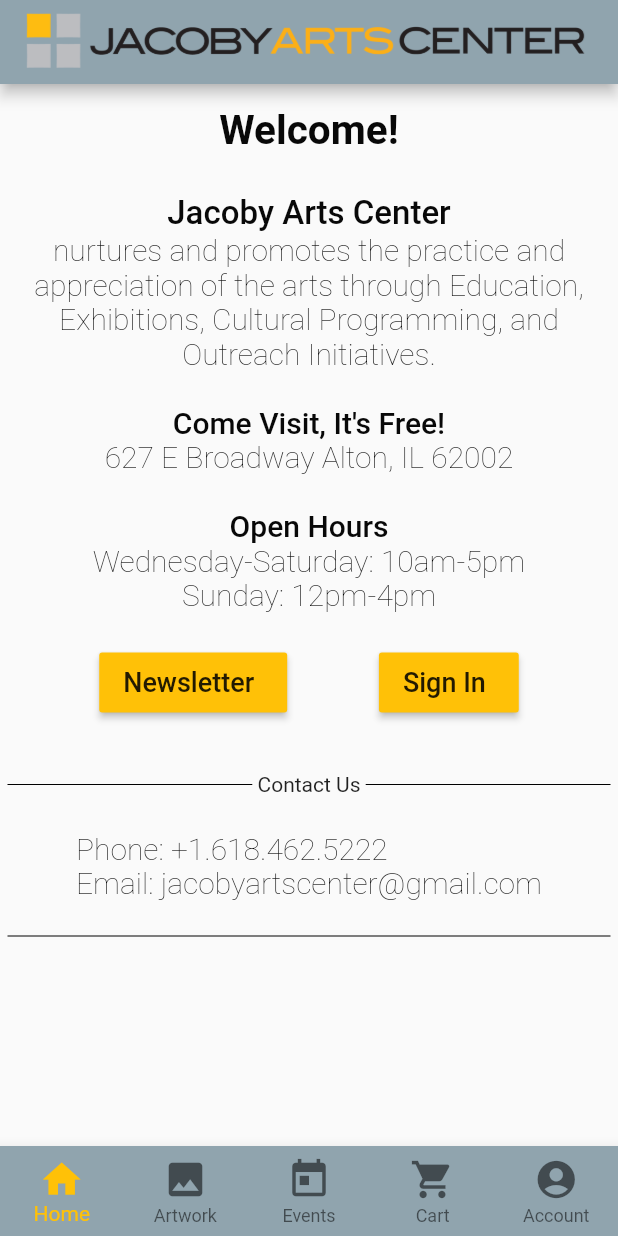
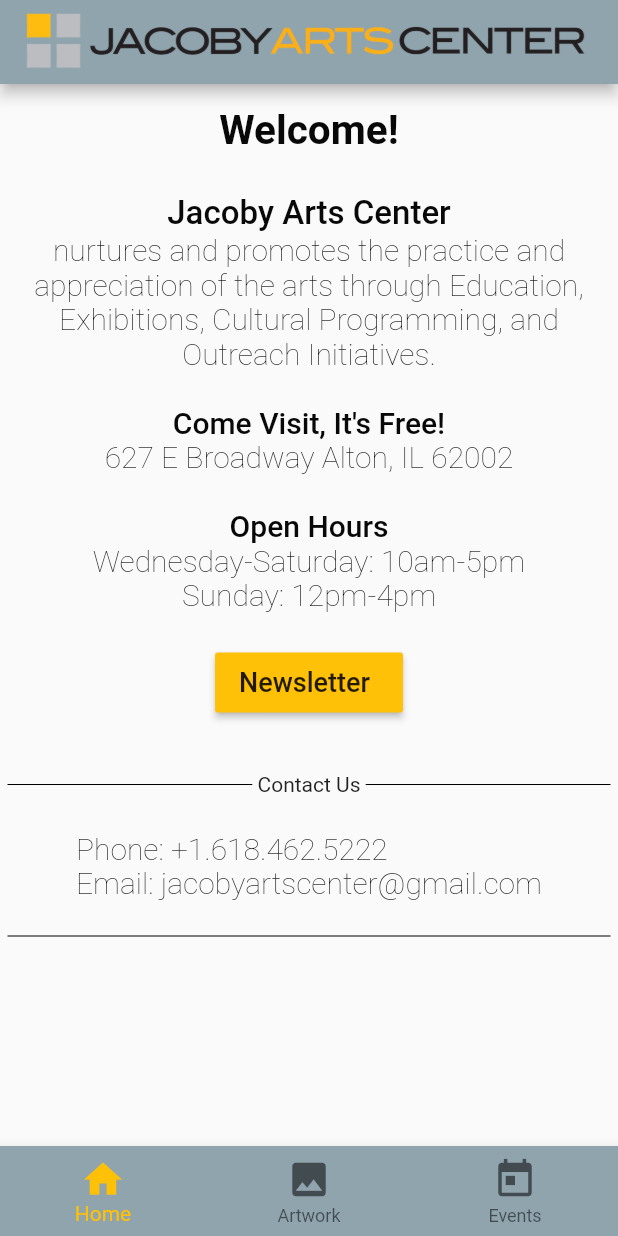
Before and after one commit to tadowdy/projectbobross, a Flutter app: the screen it shows after launch, on a phone screen of 412 x 824 dp. Run offline on Flutter 3.47's test engine with Material 2 defaults, Android fonts, the phone set to English and light mode, and no system bars; our stand-ins replace cloud_firestore, firebase_auth; missing offline and left inert: square_in_app_payments; accounts and stored records are empty.

Commit message:
- Add artist name to artwork details page - Change hide user sign in button on home page - Change hide user account details page - Change hide add to cart button on artwork details page - Change hide cart details page - Change buy tickets button on event details page links user to JAC tickets webpage
Note: anything related to Square has been untouched as it is a WIP

```diff
--- a/jacoby_arts/lib/AppLanding.dart
+++ b/jacoby_arts/lib/AppLanding.dart
@@ -64,8 +64,10 @@
     HomePageBody(),
     ArtworkListPageBody(),
     EventListPageBody(),
-    CartPageBody(),
-    AccountPageBody(),
+//// THE FOLLOWING PAGE IS NOT COMPLETE, HIDE IT BUT DO NOT REMOVE IT
+//    CartPageBody(),
+//// THE FOLLOWING PAGE IS NOT COMPLETE, HIDE IT BUT DO NOT REMOVE IT
+//    AccountPageBody(),
   ];
 
   @override
@@ -96,15 +98,17 @@
             BottomNavigationBarItem(
               icon: new Icon(Icons.today),
               title: new Text('Events'),
-            ),
-            BottomNavigationBarItem(
-              icon: new Icon(Icons.shopping_cart),
-              title: new Text('Cart'),
-            ),
-            BottomNavigationBarItem(
-              icon: new Icon(Icons.account_circle),
-              title: new Text('Account'),
             )
+//// THE FOLLOWING PAGE IS NOT COMPLETE, HIDE IT BUT DO NOT REMOVE IT
+//            BottomNavigationBarItem(
+//              icon: new Icon(Icons.shopping_cart),
+//              title: new Text('Cart'),
+//            ),
+//// THE FOLLOWING PAGE IS NOT COMPLETE, HIDE IT BUT DO NOT REMOVE IT
+//            BottomNavigationBarItem(
+//              icon: new Icon(Icons.account_circle),
+//              title: new Text('Account'),
+//            )
           ],
           type: BottomNavigationBarType.fixed,
           iconSize: 30.0,
--- a/jacoby_arts/lib/auxiliary/ArtworkClass.dart
+++ b/jacoby_arts/lib/auxiliary/ArtworkClass.dart
@@ -24,7 +24,7 @@
         assert(map['price'] != null),
         assert(map['title'] != null),
         assert(map['reveal_date'] != null),
-        artistId = map['artist_id'],
+        artistId = map['artist_name'], // todo this should be artist_id, and we should be getting the artist_name using artist_id
         //artwork_id = map['artwork_id'],
         cartId = map['cart_id'],
         description = map['description'],
--- a/jacoby_arts/lib/widgets/HomePageBody.dart
+++ b/jacoby_arts/lib/widgets/HomePageBody.dart
@@ -104,7 +104,8 @@
           mainAxisAlignment: MainAxisAlignment.spaceEvenly,
           children: <Widget>[
             newsletterButton(context),
-            loginButton(context),
+//// THE FOLLOWING PAGE IS NOT COMPLETE, HIDE IT BUT DO NOT REMOVE IT
+//            loginButton(context),
           ],
         ),
         Divider(
```
Also changed, not shown: jacoby_arts/lib/pages/ArtworkDetailsPage.dart (+7 -6 lines), jacoby_arts/lib/pages/EventDetailsPage.dart (+3 -8 lines).
